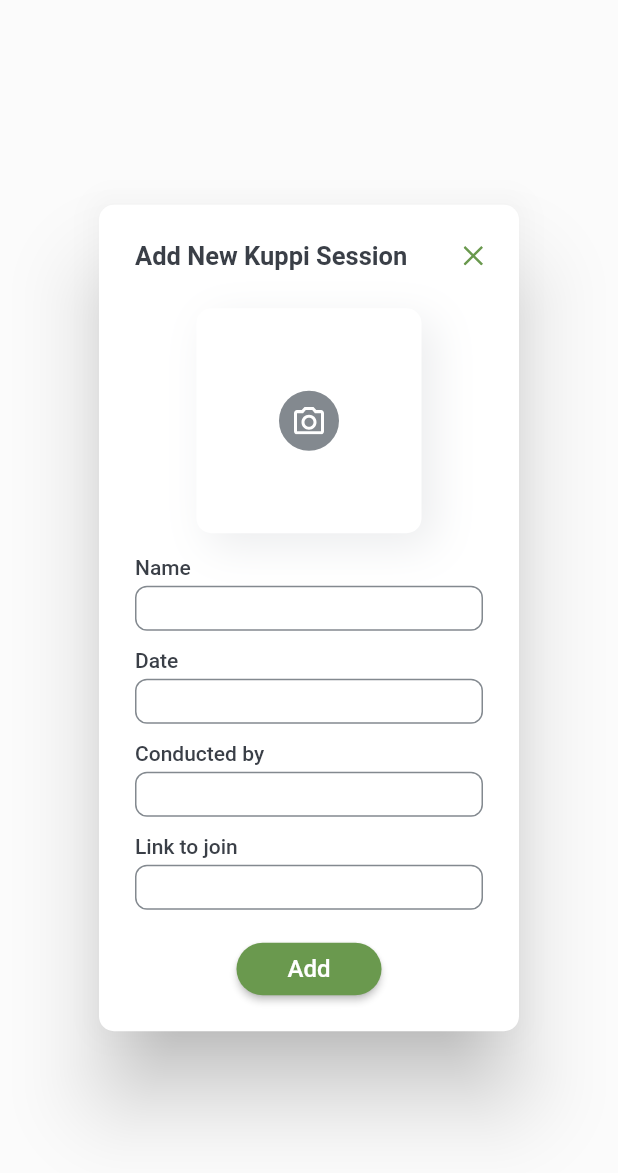
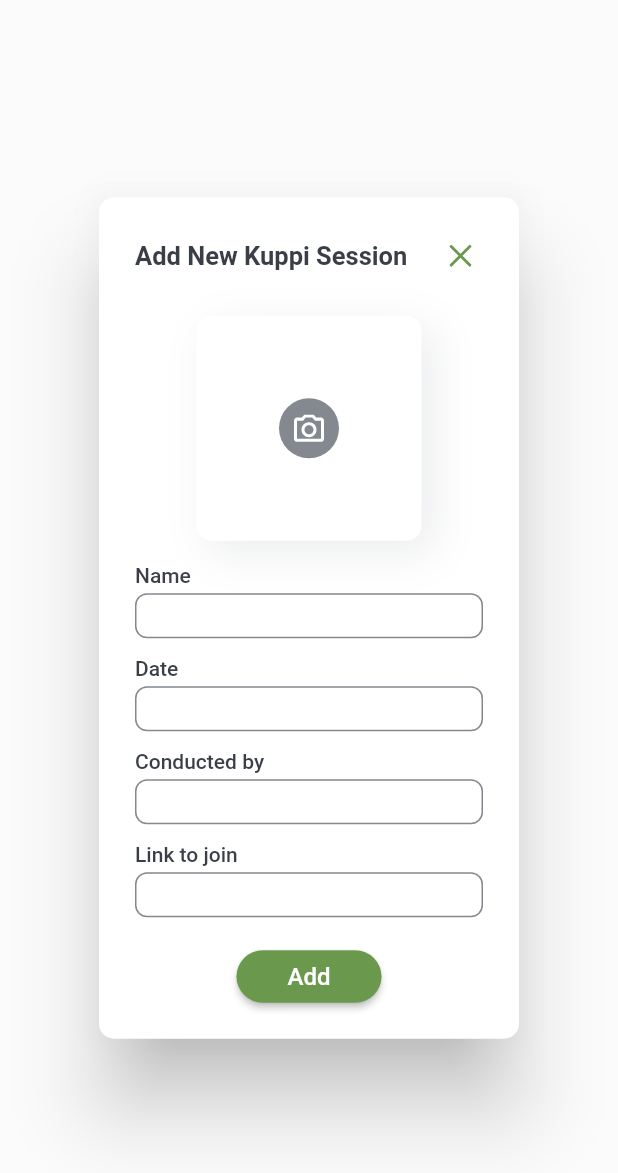
Before and after one commit to Chamith-Dilshan/ScholarSync_UI_Build, a Flutter app: the ReusableFormDialog widget shown alone on an empty page, opened directly, on a phone screen of 412 x 824 dp. Shown: the top 1173 px of the screen. Run offline on Flutter 3.47's test engine with Material 2 defaults, Android fonts, the phone set to English and light mode, and no system bars; drawn by our look-alikes of calendar_view; our stand-ins replace flutter_svg, image_picker; statements that could not run were skipped.

Commit message:
Update reusable_form_dialog.dart

```diff
--- a/lib/common/reusable_form_dialog.dart
+++ b/lib/common/reusable_form_dialog.dart
@@ -1,8 +1,9 @@
 import 'package:flutter/material.dart';
-import 'package:flutter_svg/svg.dart';
 import 'package:scholars_mobileapp/constants/icon_constants.dart';
 import 'package:scholars_mobileapp/common/custom_elevated_button.dart';
 import 'package:scholars_mobileapp/theme/palette.dart';
+
+import '../features/widgets/circular_icon_button.dart';
 
 class ReusableFormDialog extends StatefulWidget {
   final String title;
@@ -50,14 +51,14 @@ class _ReusableFormDialogState extends State<ReusableFormDialog> {
                 onTap: () {
                   Navigator.of(context).pop();
                 },
-                child: SvgPicture.asset(
-                  IconConstants.closeIcon,
-                  colorFilter: const ColorFilter.mode(
-                    PaletteLightMode.secondaryGreenColor,
-                    BlendMode.srcIn,
-                  ),
-                  width: 13,
-                  height: 13,
+                child: CircularIconButton(
+                  buttonSize: 30,
+                  iconAsset: IconConstants.closeIcon,
+                  iconColor: PaletteLightMode.secondaryGreenColor,
+                  buttonColor: PaletteLightMode.whiteColor,
+                  onPressed: () {
+                    Navigator.of(context).pop();
+                  },
                 ),
               ),
             ),
```
